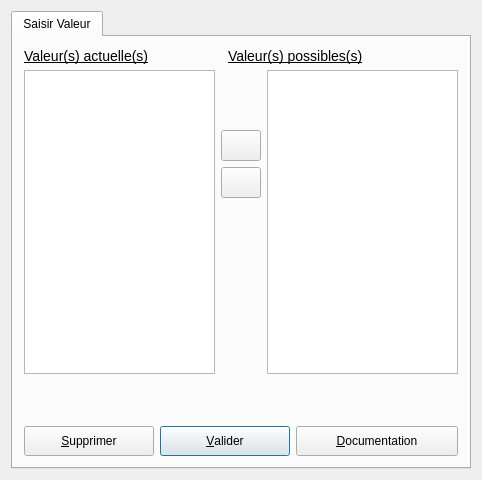
Qt form UiQT4/desPlusieursInto.ui (SalomePlatform/eficas_tools) before a commit.
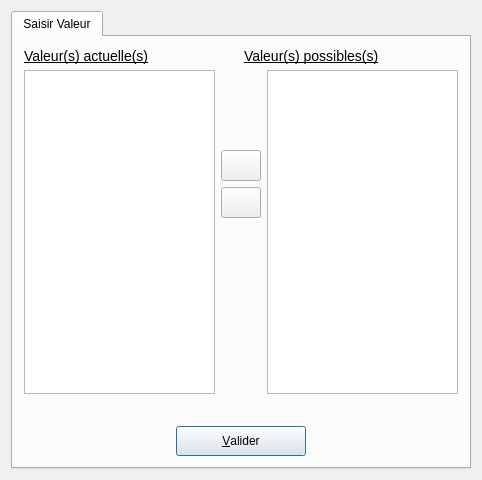
The same form after that commit. Icons and pictures are not drawn.

Patch:
```diff
--- a/UiQT4/desPlusieursInto.ui
+++ b/UiQT4/desPlusieursInto.ui
@@ -22,19 +22,11 @@
    <item row="0" column="0" >
     <widget class="QTabWidget" name="tabuniqueinto" >
      <widget class="QWidget" name="Widget8" >
-      <property name="geometry" >
-       <rect>
-        <x>0</x>
-        <y>0</y>
-        <width>460</width>
-        <height>435</height>
-       </rect>
-      </property>
       <attribute name="title" >
        <string>Saisir Valeur</string>
       </attribute>
-      <layout class="QGridLayout" >
-       <item row="0" column="0" colspan="2" >
+      <layout class="QGridLayout" name="gridLayout" >
+       <item row="0" column="0" >
         <widget class="QLabel" name="textLabel1" >
          <property name="text" >
           <string>&lt;u>&lt;font size="+1">Valeur(s) actuelle(s)&lt;/font>&lt;/u></string>
@@ -44,98 +36,17 @@
          </property>
         </widget>
        </item>
-       <item row="3" column="0" >
-        <widget class="QPushButton" name="bSup" >
-         <property name="minimumSize" >
-          <size>
-           <width>130</width>
-           <height>30</height>
-          </size>
-         </property>
-         <property name="toolTip" >
-          <string>suppression du mot clef</string>
-         </property>
+       <item row="0" column="1" >
+        <widget class="QLabel" name="textLabel1_2" >
          <property name="text" >
-          <string>&amp;Supprimer</string>
-         </property>
-         <property name="shortcut" >
-          <string>Alt+S</string>
-         </property>
-         <property name="autoDefault" >
-          <bool>true</bool>
-         </property>
-        </widget>
-       </item>
-       <item row="3" column="1" colspan="2" >
-        <widget class="QPushButton" name="bOk" >
-         <property name="minimumSize" >
-          <size>
-           <width>130</width>
-           <height>30</height>
-          </size>
-         </property>
-         <property name="toolTip" >
-          <string>validation de la saisie</string>
-         </property>
-         <property name="text" >
-          <string>&amp;Valider</string>
-         </property>
-         <property name="shortcut" >
-          <string>Shift+A, Alt+A, Alt+A, Alt+A</string>
-         </property>
-         <property name="autoDefault" >
-          <bool>true</bool>
-         </property>
-         <property name="default" >
-          <bool>true</bool>
-         </property>
-        </widget>
-       </item>
-       <item row="3" column="3" >
-        <widget class="QPushButton" name="bHelp" >
-         <property name="sizePolicy" >
-          <sizepolicy vsizetype="Fixed" hsizetype="Minimum" >
-           <horstretch>150</horstretch>
-           <verstretch>0</verstretch>
-          </sizepolicy>
-         </property>
-         <property name="minimumSize" >
-          <size>
-           <width>130</width>
-           <height>30</height>
-          </size>
-         </property>
-         <property name="toolTip" >
-          <string>affichage documentation aster</string>
-         </property>
-         <property name="text" >
-          <string>&amp;Documentation</string>
-         </property>
-         <property name="shortcut" >
-          <string>Alt+D</string>
-         </property>
-         <property name="autoDefault" >
-          <bool>true</bool>
-         </property>
-        </widget>
-       </item>
-       <item row="2" column="0" colspan="4" >
-        <widget class="QLabel" name="Commentaire" >
-         <property name="minimumSize" >
-          <size>
-           <width>0</width>
-           <height>40</height>
-          </size>
-         </property>
-         <property name="text" >
-          <string/>
+          <string>&lt;u>&lt;font size="+1">Valeur(s) possibles(s)&lt;/font>&lt;/u></string>
          </property>
          <property name="wordWrap" >
           <bool>false</bool>
          </property>
         </widget>
        </item>
-       <item row="1" column="0" colspan="4" >
+       <item row="1" column="0" colspan="2" >
         <layout class="QHBoxLayout" >
          <item>
           <widget class="QListWidget" name="LBValeurs" />
@@ -237,16 +148,77 @@
          </item>
         </layout>
        </item>
-       <item row="0" column="2" colspan="2" >
-        <widget class="QLabel" name="textLabel1_2" >
+       <item row="2" column="0" colspan="2" >
+        <widget class="QLabel" name="Commentaire" >
+         <property name="minimumSize" >
+          <size>
+           <width>0</width>
+           <height>20</height>
+          </size>
+         </property>
          <property name="text" >
-          <string>&lt;u>&lt;font size="+1">Valeur(s) possibles(s)&lt;/font>&lt;/u></string>
+          <string/>
          </property>
          <property name="wordWrap" >
           <bool>false</bool>
          </property>
         </widget>
        </item>
+       <item row="3" column="0" colspan="2" >
+        <layout class="QHBoxLayout" name="horizontalLayout" >
+         <item>
+          <spacer name="horizontalSpacer" >
+           <property name="orientation" >
+            <enum>Qt::Horizontal</enum>
+           </property>
+           <property name="sizeHint" stdset="0" >
+            <size>
+             <width>40</width>
+             <height>20</height>
+            </size>
+           </property>
+          </spacer>
+         </item>
+         <item>
+          <widget class="QPushButton" name="bOk" >
+           <property name="minimumSize" >
+            <size>
+             <width>130</width>
+             <height>30</height>
+            </size>
+           </property>
+           <property name="toolTip" >
+            <string>validation de la saisie</string>
+           </property>
+           <property name="text" >
+            <string>&amp;Valider</string>
+           </property>
+           <property name="shortcut" >
+            <string>Shift+A, Alt+A, Alt+A, Alt+A</string>
+           </property>
+           <property name="autoDefault" >
+            <bool>true</bool>
+           </property>
+           <property name="default" >
+            <bool>true</bool>
+           </property>
+          </widget>
+         </item>
+         <item>
+          <spacer name="horizontalSpacer_3" >
+           <property name="orientation" >
+            <enum>Qt::Horizontal</enum>
+           </property>
+           <property name="sizeHint" stdset="0" >
+            <size>
+             <width>40</width>
+             <height>20</height>
+            </size>
+           </property>
+          </spacer>
+         </item>
+        </layout>
+       </item>
       </layout>
      </widget>
     </widget>
```
Left out of the diff: 6 changed lines with no effect on the pictures.
